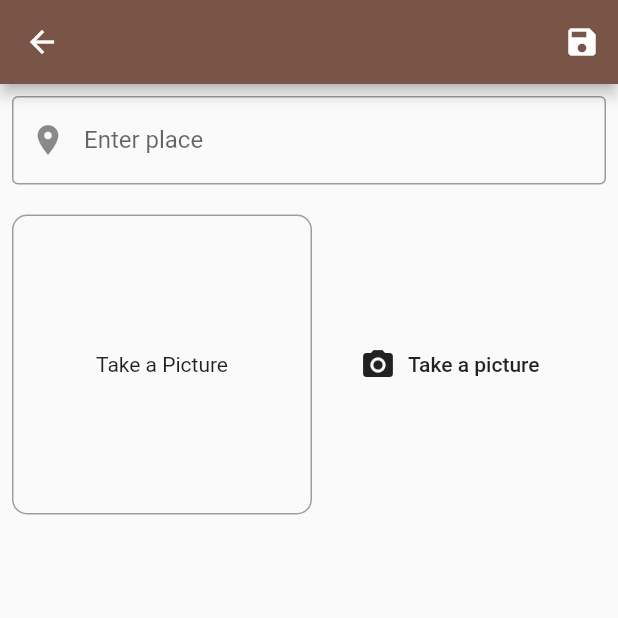
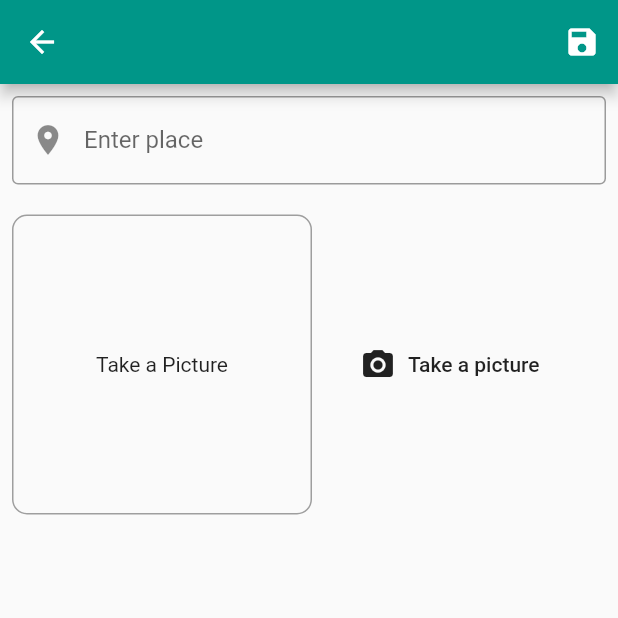
Before and after one commit to Emamezi/PrimeroseMobile, a Flutter app: the screen it shows after launch, after a tap on the "add" icon, on a phone screen of 412 x 824 dp, the top half of it. Run offline on Flutter 3.47's test engine with Material 2 defaults, Android fonts, the phone set to English and light mode, and no system bars; our stand-ins replace image_picker.

Commit message:
initial commit

```diff
--- a/lib/main.dart
+++ b/lib/main.dart
@@ -17,7 +17,7 @@ class MyApp extends StatelessWidget {
         title: 'PrimeRoase Mobile',
         theme: ThemeData(
             appBarTheme: AppBarTheme(
-          color: Colors.brown,
+          color: Colors.teal,
         )),
         home: PlaceListView(),
         routes: {
```
